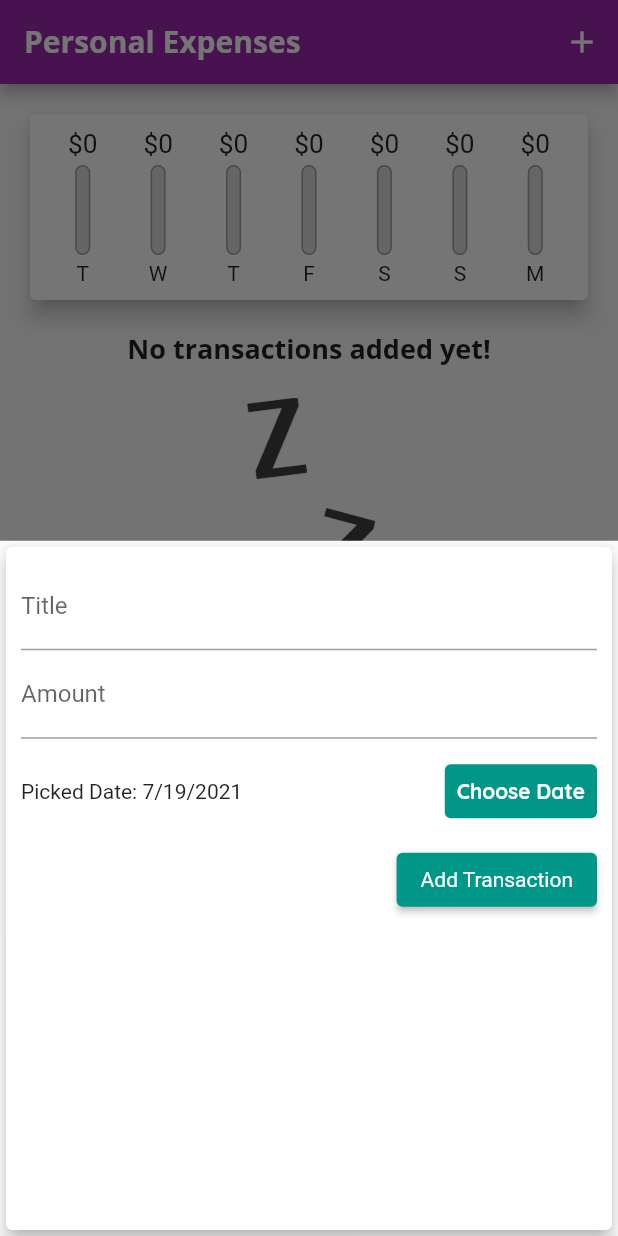
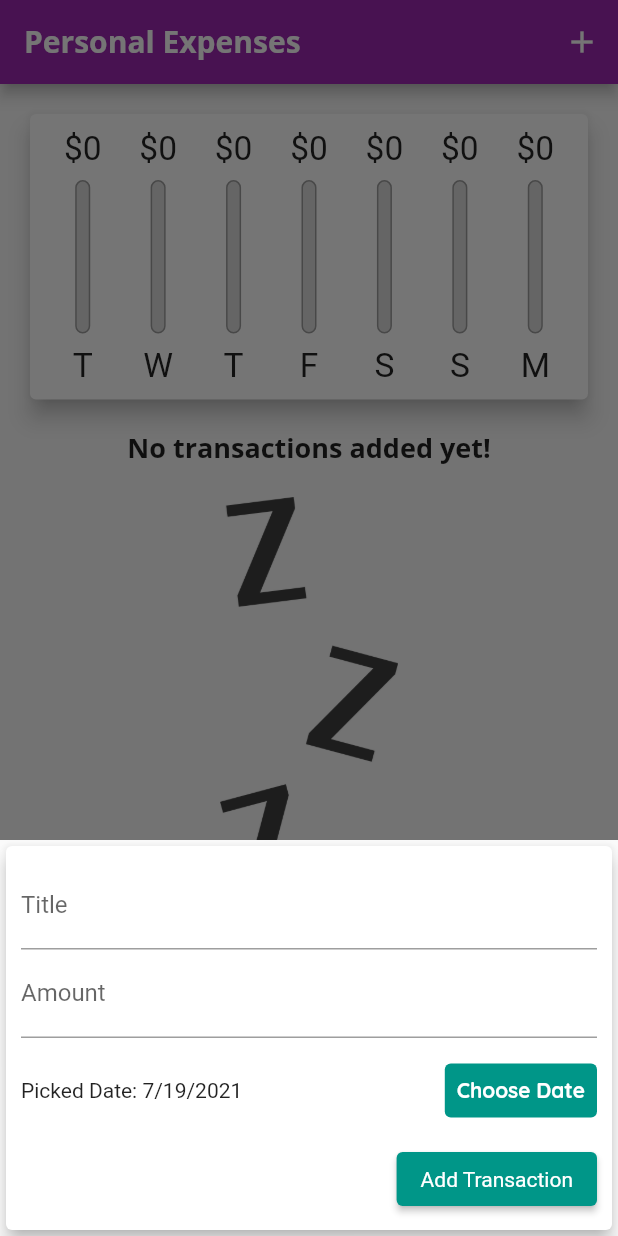
Before and after one commit to mentoster/Flutter_edu, a Flutter app: the screen it shows after launch, after a tap on the "add" icon, on a phone screen of 412 x 824 dp. Run offline on Flutter 3.47's test engine with Material 2 defaults, Android fonts, the phone set to English and light mode, and no system bars; missing offline and left inert: flame.

Commit message:
adding responsiveness

```diff
--- a/personal_expenses/lib/main.dart
+++ b/personal_expenses/lib/main.dart
@@ -1,10 +1,18 @@
 import 'package:flutter/material.dart';
+import 'package:flutter/services.dart';
 import 'package:personal_expenses/models/transaction.dart';
 import 'package:personal_expenses/widgets/chart.dart';
 import 'package:personal_expenses/widgets/new_transaction.dart';
 import 'package:personal_expenses/widgets/transactions_list.dart';
 
-void main() => runApp(MyApp());
+void main() {
+  WidgetsFlutterBinding.ensureInitialized();
+  SystemChrome.setPreferredOrientations([
+    DeviceOrientation.portraitDown,
+    DeviceOrientation.portraitUp,
+  ]);
+  runApp(MyApp());
+}
 
 class MyApp extends StatelessWidget {
   @override
@@ -106,8 +114,8 @@ class _MyHomePageState extends State<MyHomePage> {
 
   @override
   Widget build(BuildContext context) {
-    return Scaffold(
-      appBar: AppBar(
+    final mediaQuery = MediaQuery.of(context);
+    final appBar = AppBar(
       title: Text(
         'Personal Expenses',
       ),
@@ -117,14 +125,26 @@ class _MyHomePageState extends State<MyHomePage> {
           onPressed: () => _startAddNewTransaction(context),
         ),
       ],
-      ),
+    );
+    return Scaffold(
+      appBar: appBar,
       body: SingleChildScrollView(
         child: Column(
           // mainAxisAlignment: MainAxisAlignment.start,
           crossAxisAlignment: CrossAxisAlignment.stretch,
           children: <Widget>[
-            Chart(_recentTransactions),
-            TransactionList(_userTransactions, _deleteTransaction),
+            Container(
+                height: (mediaQuery.size.height -
+                        appBar.preferredSize.height -
+                        mediaQuery.padding.top) *
+                    0.3,
+                child: Chart(_recentTransactions)),
+            Container(
+                height: (mediaQuery.size.height -
+                        appBar.preferredSize.height -
+                        mediaQuery.padding.top) *
+                    0.7,
+                child: TransactionList(_userTransactions, _deleteTransaction)),
           ],
         ),
       ),
--- a/personal_expenses/lib/widgets/chart.dart
+++ b/personal_expenses/lib/widgets/chart.dart
@@ -2,7 +2,6 @@ import 'package:flutter/material.dart';
 import 'package:intl/intl.dart';
 import 'package:personal_expenses/models/transaction.dart';
 import 'package:personal_expenses/widgets/chart_bar.dart';
-
 
 class Chart extends StatelessWidget {
   final List<Transaction> recentTransactions;
--- a/personal_expenses/lib/widgets/chart_bar.dart
+++ b/personal_expenses/lib/widgets/chart_bar.dart
@@ -9,19 +9,20 @@ class ChartBar extends StatelessWidget {
 
   @override
   Widget build(BuildContext context) {
+    return LayoutBuilder(builder: (ctx, constraints) {
       return Column(
         children: <Widget>[
           Container(
-          height: 20,
+            height: constraints.maxHeight * 0.15,
             child: FittedBox(
               child: Text('\$${spendingAmount.toStringAsFixed(0)}'),
             ),
           ),
           SizedBox(
-          height: 4,
+            height: constraints.maxHeight * 0.05,
           ),
           Container(
-          height: 60,
+            height: constraints.maxHeight * 0.6,
             width: 10,
             child: Stack(
               children: <Widget>[
@@ -45,10 +46,13 @@ class ChartBar extends StatelessWidget {
             ),
           ),
           SizedBox(
-          height: 4,
+            height: constraints.maxHeight * 0.05,
           ),
-        Text(label),
+          Container(
+              height: constraints.maxHeight * 0.15,
+              child: FittedBox(child: Text(label))),
         ],
       );
+    });
   }
 }
--- a/personal_expenses/lib/widgets/new_transaction.dart
+++ b/personal_expenses/lib/widgets/new_transaction.dart
@@ -54,10 +54,16 @@ class _NewTransactionState extends State<NewTransaction> {
 
   @override
   Widget build(BuildContext context) {
-    return Card(
+    return SingleChildScrollView(
+      child: Card(
         elevation: 5,
         child: Container(
-        padding: EdgeInsets.all(10),
+          padding: EdgeInsets.only(
+            top: 10,
+            left: 10,
+            right: 10,
+            bottom: MediaQuery.of(context).viewInsets.bottom + 10,
+          ),
           child: Column(
             crossAxisAlignment: CrossAxisAlignment.end,
             children: <Widget>[
@@ -109,6 +115,7 @@ class _NewTransactionState extends State<NewTransaction> {
             ],
           ),
         ),
+      ),
     );
   }
 }
--- a/personal_expenses/lib/widgets/transactions_list.dart
+++ b/personal_expenses/lib/widgets/transactions_list.dart
@@ -1,7 +1,6 @@
 import 'package:flutter/material.dart';
 import 'package:intl/intl.dart';
 import 'package:personal_expenses/models/transaction.dart';
-
 
 class TransactionList extends StatelessWidget {
   final List<Transaction> transactions;
@@ -11,10 +10,10 @@ class TransactionList extends StatelessWidget {
 
   @override
   Widget build(BuildContext context) {
-    return Container(
-      height: 450,
-      child: transactions.isEmpty
-          ? Column(
+    return transactions.isEmpty
+        ? LayoutBuilder(
+            builder: (ctx, constraints) {
+              return Column(
                 children: <Widget>[
                   Text(
                     'No transactions added yet!',
@@ -24,12 +23,14 @@ class TransactionList extends StatelessWidget {
                     height: 20,
                   ),
                   Container(
-                    height: 200,
+                      height: constraints.maxHeight * 0.5,
                       child: Image.asset(
                         'assets/images/waiting.png',
                         fit: BoxFit.cover,
                       )),
                 ],
+              );
+            },
           )
         : ListView.builder(
             itemBuilder: (ctx, index) {
@@ -65,7 +66,6 @@ class TransactionList extends StatelessWidget {
               );
             },
             itemCount: transactions.length,
-            ),
           );
   }
 }
```
Lines whose indentation alone changed are shown as unchanged.
